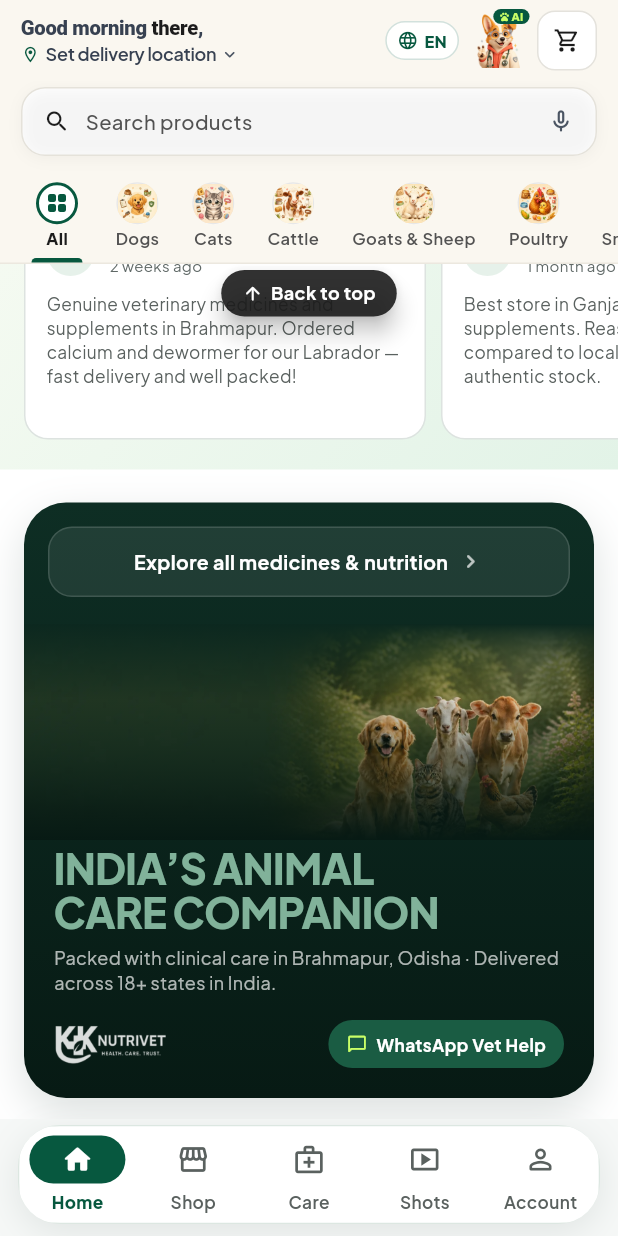
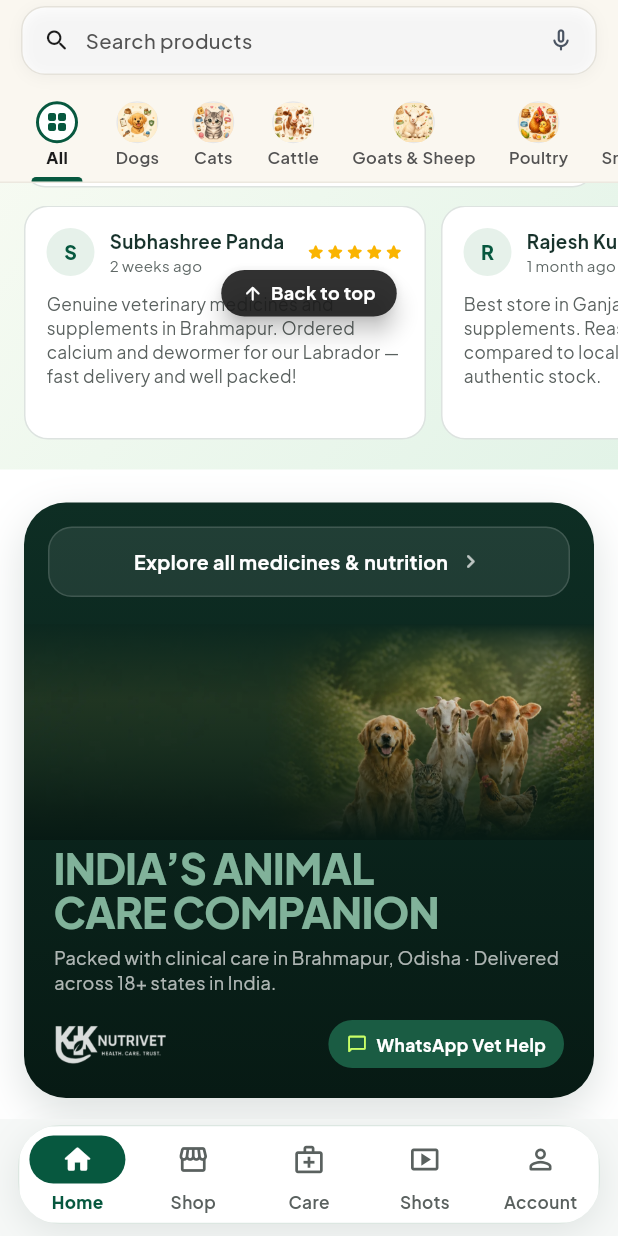
Before and after one commit to kknutrivet/kknutrivet-flutter-userstoreapp, a Flutter app: the HomeScreen screen opened by its route, scrolled down 576 dp, on a phone screen of 412 x 824 dp. Run offline on Flutter 3.47's test engine with Material 3 defaults, Android fonts, the phone set to English and light mode, and no system bars; our stand-ins replace cached_network_image, connectivity_plus, cupertino_ui, device_info_plus, dio, firebase_analytics and 21 more; accounts and stored records are empty; network calls fail.

Commit message:
fix(home): collapse greeting header on scroll like mobile web, keep search + species pinned, scroll-to-top on animal switch

```diff
--- a/lib/features/home/screens/home_screen.dart
+++ b/lib/features/home/screens/home_screen.dart
@@ -1,3 +1,4 @@
+import 'package:flutter/services.dart';
 import 'package:material_ui/material_ui.dart';
 import 'package:flutter_riverpod/flutter_riverpod.dart';
 
@@ -102,7 +103,20 @@ class _HomeScreenState extends ConsumerState<HomeScreen> {
 
   @override
   Widget build(BuildContext context) {
+    ref.listen<String?>(selectedHomeAnimalProvider, (prev, next) {
+      if (prev != next &&
+          _scrollController.hasClients &&
+          _scrollController.offset > 0) {
+        _scrollController.animateTo(
+          0,
+          duration: const Duration(milliseconds: 220),
+          curve: Curves.easeOut,
+        );
+      }
+    });
+
     final selectedAnimal = ref.watch(selectedHomeAnimalProvider);
+    final animalTheme = homeAnimalThemeFor(selectedAnimal);
     final selectedEntry = findHomeAnimalEntry(selectedAnimal);
     final pets = ref.watch(homePetsProvider).valueOrNull;
     final preferredEntry = selectedEntry == null && pets != null && pets.isNotEmpty
@@ -116,10 +130,25 @@ class _HomeScreenState extends ConsumerState<HomeScreen> {
                 ...kHomeAnimals.where((e) => e.value != preferredEntry.value),
               ]
             : kHomeAnimals;
+    final topInset = MediaQuery.paddingOf(context).top;
 
-    return Scaffold(
+    return AnnotatedRegion<SystemUiOverlayStyle>(
+      value: const SystemUiOverlayStyle(
+        statusBarColor: Colors.transparent,
+        statusBarIconBrightness: Brightness.dark,
+        statusBarBrightness: Brightness.light,
+      ),
+      child: Scaffold(
         backgroundColor: Colors.white,
-      body: Stack(
+        body: Column(
+          children: [
+            AnimatedContainer(
+              duration: const Duration(milliseconds: 280),
+              height: topInset,
+              color: animalTheme.headerBg,
+            ),
+            Expanded(
+              child: Stack(
                 children: [
                   RefreshIndicator(
                     color: AppColors.primaryDeep,
@@ -241,6 +270,10 @@ class _HomeScreenState extends ConsumerState<HomeScreen> {
             ),
         ],
       ),
+            ),
+          ],
+        ),
+      ),
     );
   }
 }
--- a/lib/features/home/widgets/home_top_bar.dart
+++ b/lib/features/home/widgets/home_top_bar.dart
@@ -79,19 +79,15 @@ class HomeBrandBar extends ConsumerWidget {
         : strings.setDeliveryLocation;
 
     return SliverAppBar(
-      pinned: true,
+      pinned: false,
       floating: false,
+      primary: false,
       backgroundColor: animalTheme.headerBg,
       surfaceTintColor: Colors.transparent,
       elevation: 0,
       scrolledUnderElevation: 0,
       toolbarHeight: 54,
       titleSpacing: 14,
-      systemOverlayStyle: const SystemUiOverlayStyle(
-        statusBarColor: Colors.transparent,
-        statusBarIconBrightness: Brightness.dark,
-        statusBarBrightness: Brightness.light,
-      ),
       flexibleSpace: AnimatedContainer(
         duration: const Duration(milliseconds: 280),
         color: animalTheme.headerBg,
@@ -680,14 +676,16 @@ class _PinnedSearchDelegate extends SliverPersistentHeaderDelegate {
 }
 
 /// Tappable search pill that opens the full search screen (matches cream Blinkit-style HomeTopBar.tsx).
-class HomeSearchField extends StatelessWidget {
+class HomeSearchField extends ConsumerWidget {
   const HomeSearchField({super.key, this.storeTitle = ''});
   final String storeTitle;
 
   @override
-  Widget build(BuildContext context) {
-    final placeholder =
-        storeTitle.isNotEmpty ? 'Search in $storeTitle…' : 'Search products';
+  Widget build(BuildContext context, WidgetRef ref) {
+    final strings = ref.watch(appStringsProvider);
+    final placeholder = strings.locale == AppLocale.en
+        ? (storeTitle.isNotEmpty ? 'Search in $storeTitle…' : 'Search products')
+        : strings.searchHint;
     return Material(
       color: Colors.white,
       borderRadius: BorderRadius.circular(16),
```
Lines whose indentation alone changed are shown as unchanged.
